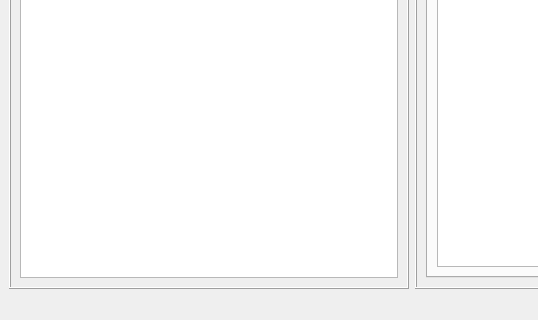
Old version of the form res/ui/main.ui in the repository DenisMedeiros/H-Req; both pictures show x 0 to 538 and y 585 to 905 of the 1289 by 905 pixel window.
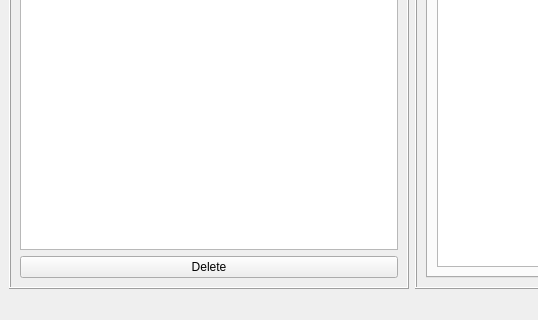
New version of the form.

Commit message: feat: add save and open feature for request history

The edit to the form file:
```diff
--- a/res/ui/main.ui
+++ b/res/ui/main.ui
@@ -54,6 +54,13 @@
            </column>
           </widget>
          </item>
+         <item>
+          <widget class="QPushButton" name="delete_history_entry_push_button">
+           <property name="text">
+            <string>Delete</string>
+           </property>
+          </widget>
+         </item>
         </layout>
        </item>
       </layout>
```
The commit also changes 1 other file.
